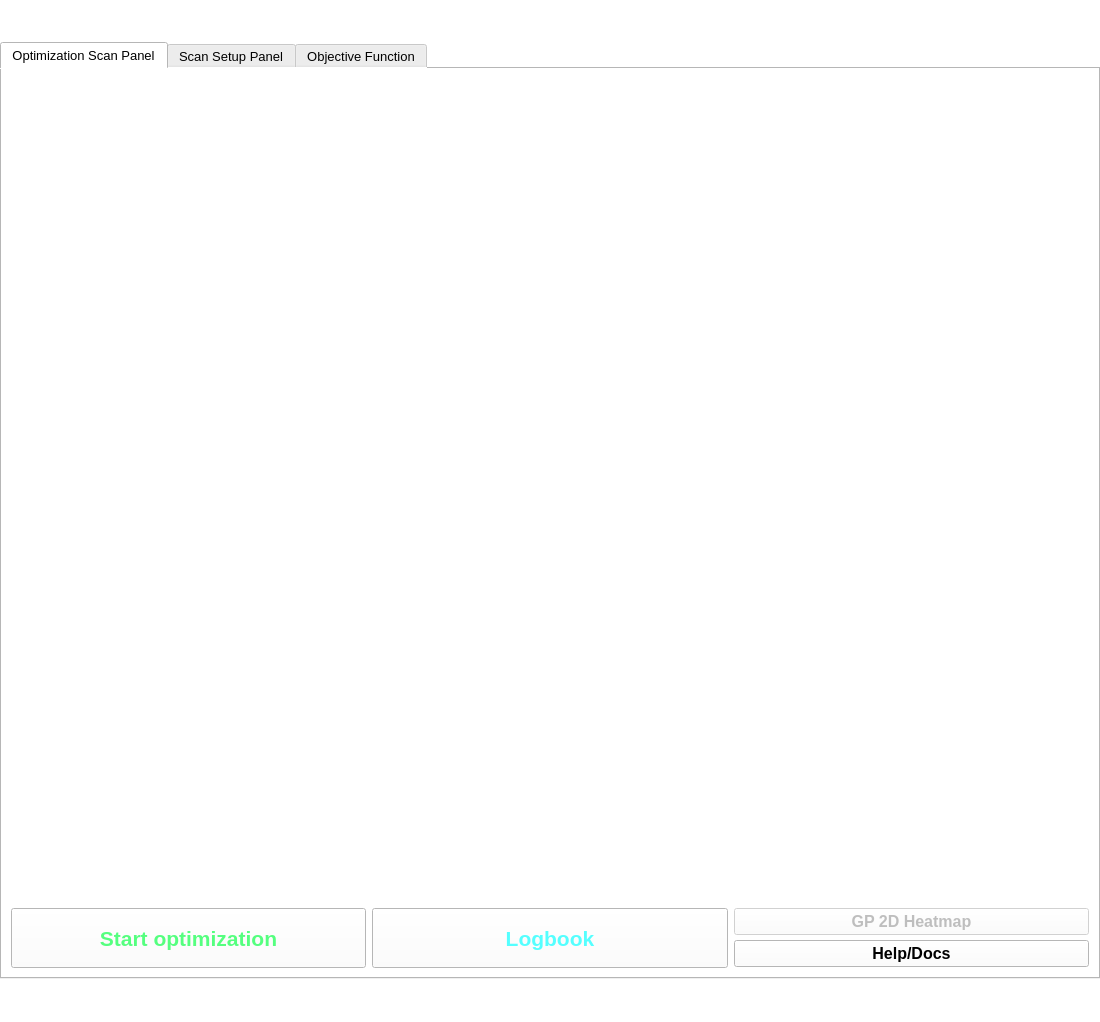
Above: optimizer/UIOcelotInterface_gen.ui from ocelot-collab/ocelot before the change. Below: the same form after it.
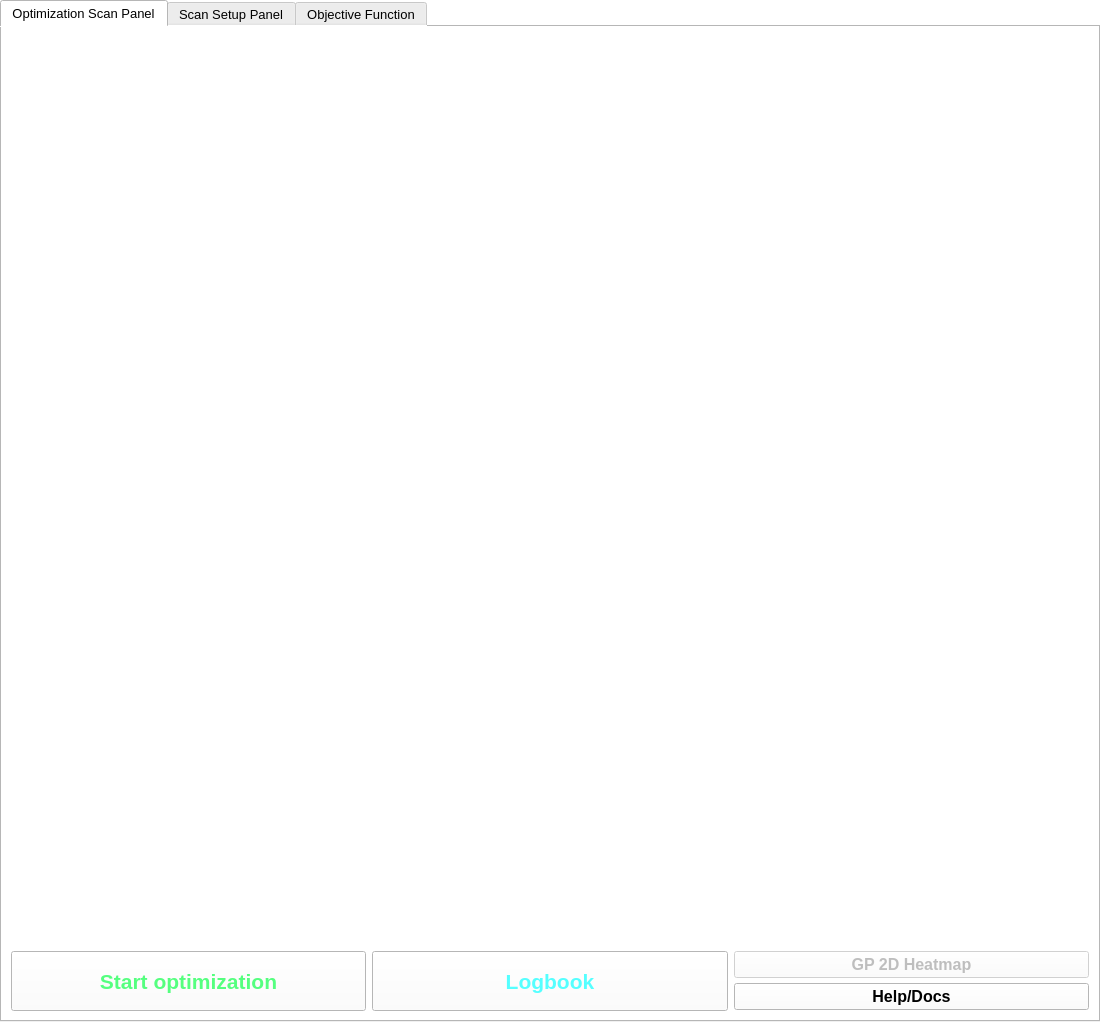
That is the form after the change. Custom widgets are drawn as their Qt base class.

Patch:
```diff
--- a/optimizer/UIOcelotInterface_gen.ui
+++ b/optimizer/UIOcelotInterface_gen.ui
@@ -44,7 +44,7 @@
       <bool>true</bool>
      </property>
      <property name="sizePolicy">
-      <sizepolicy hsizetype="Expanding" vsizetype="Fixed">
+      <sizepolicy hsizetype="Expanding" vsizetype="Expanding">
        <horstretch>0</horstretch>
        <verstretch>0</verstretch>
       </sizepolicy>
```
